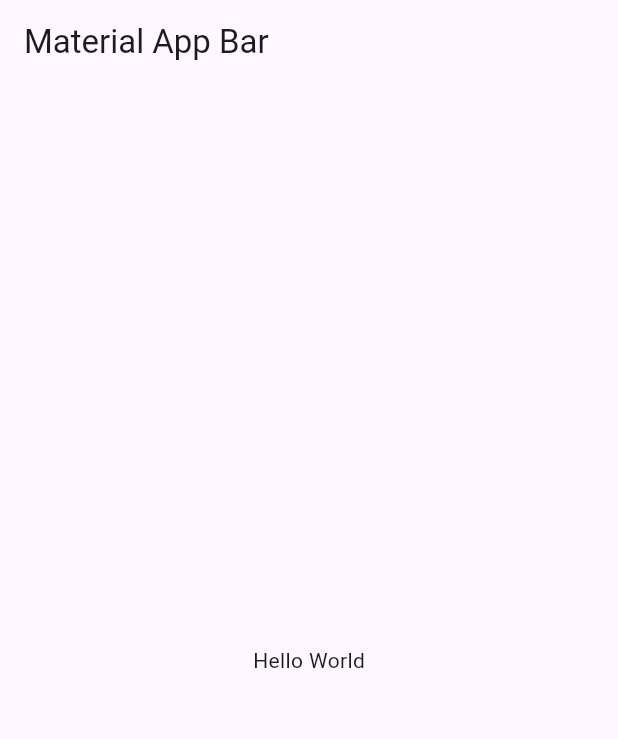
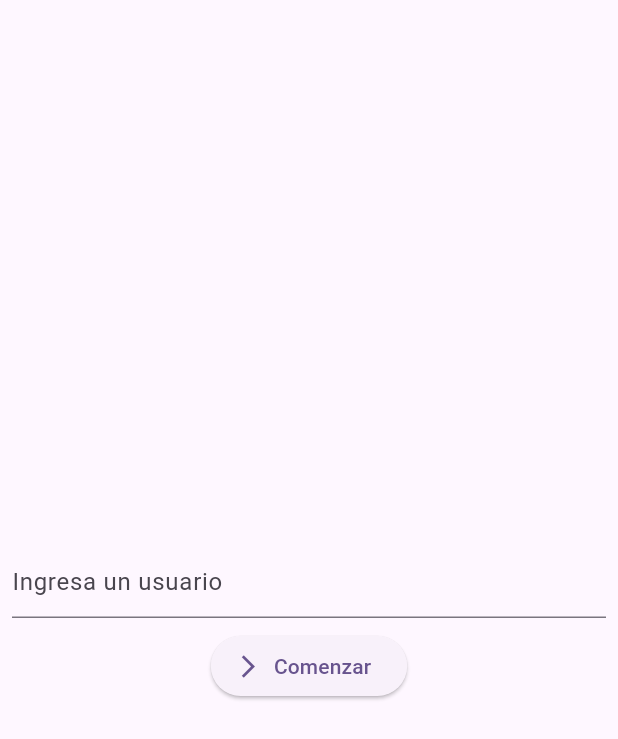
Before and after one commit to andreesgarcia2013/flutter_test_1, a Flutter app: the screen it shows after launch, on a phone screen of 412 x 824 dp. Shown: the top 739 px of the screen. Run offline on Flutter 3.47's test engine with Material 3 defaults, Android fonts, the phone set to English and light mode, and no system bars; our stand-ins replace shared_preferences.

Commit message:
Screens done

```diff
--- a/lib/main.dart
+++ b/lib/main.dart
@@ -1,22 +1,18 @@
 import 'package:flutter/material.dart';
+import 'package:flutter_test_1/shared_preferences/preferences.dart';
+import 'package:flutter_test_1/task_app.dart';
 
-void main() => runApp(const MyApp());
+void main() async {
+  WidgetsFlutterBinding.ensureInitialized();
+  await Preferences.init();
+  runApp(const MyApp());
+}
 
 class MyApp extends StatelessWidget {
   const MyApp({super.key});
 
   @override
   Widget build(BuildContext context) {
-    return MaterialApp(
-      title: 'Material App',
-      home: Scaffold(
-        appBar: AppBar(
-          title: const Text('Material App Bar'),
-        ),
-        body: const Center(
-          child: Text('Hello World'),
-        ),
-      ),
-    );
+    return const TaskApp();
   }
 }
--- /dev/null
+++ b/lib/screens/screens.dart
@@ -0,0 +1,3 @@
+export 'package:flutter_test_1/screens/task_form_screen.dart';
+export 'package:flutter_test_1/screens/tasks_screen.dart';
+export 'package:flutter_test_1/screens/user_form_screen.dart';
--- /dev/null
+++ b/lib/screens/user_form_screen.dart
@@ -0,0 +1,60 @@
+import 'package:flutter/material.dart';
+import 'package:flutter_test_1/shared_preferences/preferences.dart';
+
+class UserFormScreen extends StatefulWidget {
+
+  const UserFormScreen({Key? key}) : super(key: key);
+
+  @override
+  State<UserFormScreen> createState() => _UserFormScreenState();
+}
+
+class _UserFormScreenState extends State<UserFormScreen> {
+  final GlobalKey<FormState> _formKey = GlobalKey<FormState>();
+
+  @override
+  Widget build(BuildContext context) {
+
+    final usernameController=TextEditingController();
+
+    void handleSendUserName(){
+      if (_formKey.currentState!.validate()){
+        final username = usernameController.value.text;
+        Preferences.token=username;
+        // Navigate to task screen
+      }
+    }
+
+    return Scaffold(
+      body: Center(
+         child: Form(
+          key: _formKey,
+           child: Column(
+            mainAxisAlignment: MainAxisAlignment.center,
+             children: <Widget> [
+                Padding(
+                  padding: const EdgeInsets.all(8.0),
+                  child: TextFormField(
+                    decoration: const InputDecoration(
+                      hintText: 'Ingresa un usuario'
+                    ),
+                    validator: (String? username) {
+                      if (username == null || username.isEmpty) {
+                        return 'Ingresa un usuario para comenzar';
+                      }
+                      return null;
+                    },
+                  ),
+                ),
+                ElevatedButton.icon(
+                  icon: const Icon(Icons.arrow_forward_ios),
+                  onPressed: handleSendUserName,
+                  label: const Text('Comenzar')
+                )
+             ],
+           ),
+         ),
+      ),
+    );
+  }
+}
--- /dev/null
+++ b/lib/shared_preferences/preferences.dart
@@ -0,0 +1,20 @@
+import 'package:shared_preferences/shared_preferences.dart';
+
+class Preferences {
+  static late SharedPreferences _prefs;
+
+  static String _token = '';
+
+  static Future init() async {
+    _prefs = await SharedPreferences.getInstance();
+  }
+
+  static String get token {
+    return _prefs.getString('token') ?? _token;
+  }
+
+  static set token (String token) {
+    _token = token;
+    _prefs.setString('token', token);
+  }
+}
--- /dev/null
+++ b/lib/task_app.dart
@@ -0,0 +1,17 @@
+import 'package:flutter/material.dart';
+import 'package:flutter_test_1/screens/screens.dart';
+import 'package:flutter_test_1/themes/theme_app.dart';
+
+class TaskApp extends StatelessWidget {
+  const TaskApp({super.key});
+
+  @override
+  Widget build(BuildContext context) {
+    return MaterialApp(
+      theme:  AppTheme().getTheme(),
+      debugShowCheckedModeBanner: false,
+      title: 'Material App',
+      home: UserFormScreen()
+    );
+  }
+}
--- /dev/null
+++ b/lib/themes/theme_app.dart
@@ -0,0 +1,11 @@
+import 'package:flutter/material.dart';
+
+class AppTheme {
+  ThemeData getTheme()=>ThemeData(
+    useMaterial3: true,
+    colorSchemeSeed: Colors.deepPurple,
+    appBarTheme: const AppBarTheme(
+      centerTitle: false
+    )
+  );
+}
--- /dev/null
+++ b/lib/widgets/widgets.dart
@@ -0,0 +1 @@
+export 'package:flutter_test_1/widgets/item_task.dart';
```
Also changed, not shown: lib/screens/home_screen.dart (deleted, +0 -15 lines), lib/screens/task_form_screen.dart (added, +92 -0 lines), lib/screens/tasks_screen.dart (added, +52 -0 lines), lib/utils/ui_styles.dart (added, +11 -0 lines), lib/widgets/date_picker.dart (added, +41 -0 lines), lib/widgets/item_task.dart (added, +48 -0 lines), pubspec.yaml (+1 -6 lines), pubspec.lock, 10 other files.
